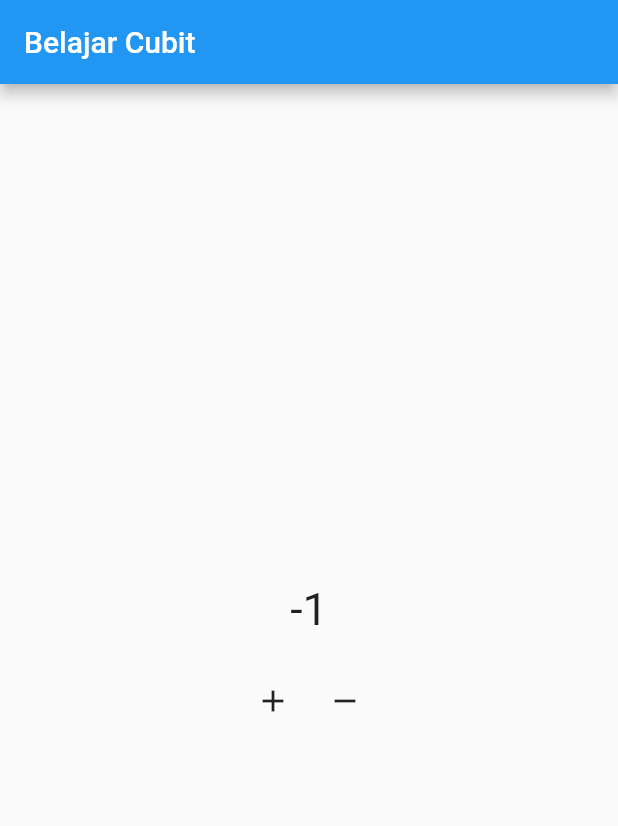
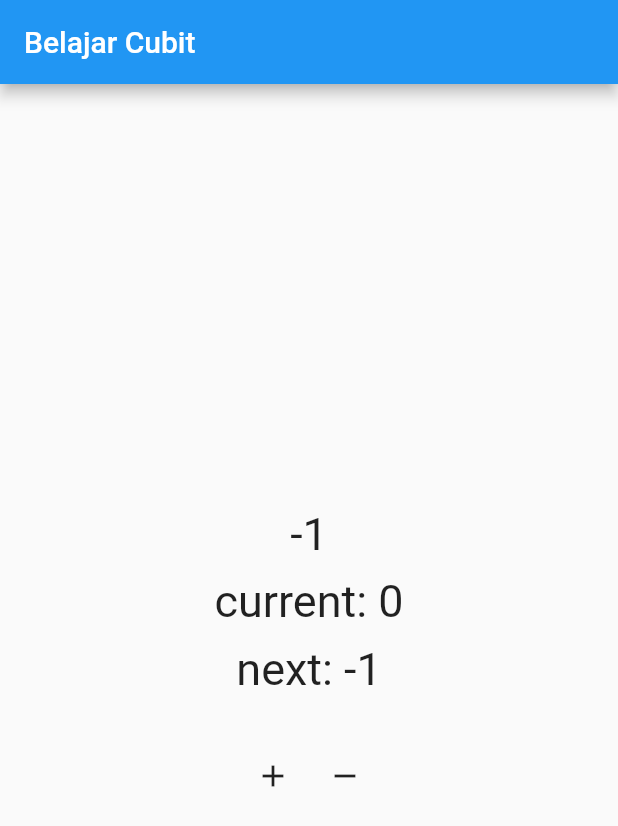
Before and after one commit to balinux/learn_flutter_bloc, a Flutter app: the screen it shows after launch, after a tap on the "remove" icon, on a phone screen of 412 x 824 dp. Shown: the top 826 px of the screen. Run offline on Flutter 3.47's test engine with Material 2 defaults, Android fonts, the phone set to English and light mode, and no system bars; our stand-ins replace bloc.

Commit message:
03 Observer Cubit

```diff
--- a/lib/main.dart
+++ b/lib/main.dart
@@ -34,6 +34,8 @@ class CounterCubit extends Cubit<int> {
   CounterCubit({this.initialData = 0}) : super(initialData);
 
   int initialData;
+  int? curent;
+  int? next;
 
   void increment() {
     emit(state + 1);
@@ -41,6 +43,24 @@ class CounterCubit extends Cubit<int> {
 
   void decrement() {
     emit(state - 1);
+  }
+
+  // observer
+  // dignakan untuk memantau perbahan, error dll
+  @override
+  void onChange(Change<int> change) {
+    // TODO: implement onChange
+    super.onChange(change);
+    print(change);
+    curent = change.currentState;
+    next = change.nextState;
+  }
+
+  @override
+  void onError(Object error, StackTrace stackTrace) {
+    // TODO: implement onError
+    super.onError(error, stackTrace);
+    print(error);
   }
 }
 
@@ -63,11 +83,35 @@ class MyHomePage extends StatelessWidget {
               initialData: _counterCubit.initialData,
               stream: _counterCubit.stream,
               builder: (context, snapshot) {
-                return Center(
-                    child: Text(
-                  "${snapshot.data}",
-                  style: TextStyle(fontSize: 30),
-                ));
+                return Column(
+                  mainAxisAlignment: MainAxisAlignment.center,
+                  children: [
+                    Center(
+                        child: Text(
+                      "${snapshot.data}",
+                      style: TextStyle(fontSize: 30),
+                    )),
+                    const SizedBox(
+                      height: 10,
+                    ),
+                    Center(
+                        child: Text(
+                      "current: ${_counterCubit.curent ?? "current"}",
+                      style: TextStyle(fontSize: 30),
+                    )),
+                    const SizedBox(
+                      height: 10,
+                    ),
+                    Center(
+                        child: Text(
+                      "next: ${_counterCubit.next ?? "next"}",
+                      style: TextStyle(fontSize: 30),
+                    )),
+                    const SizedBox(
+                      height: 10,
+                    ),
+                  ],
+                );
               },
             ),
             const SizedBox(
```
